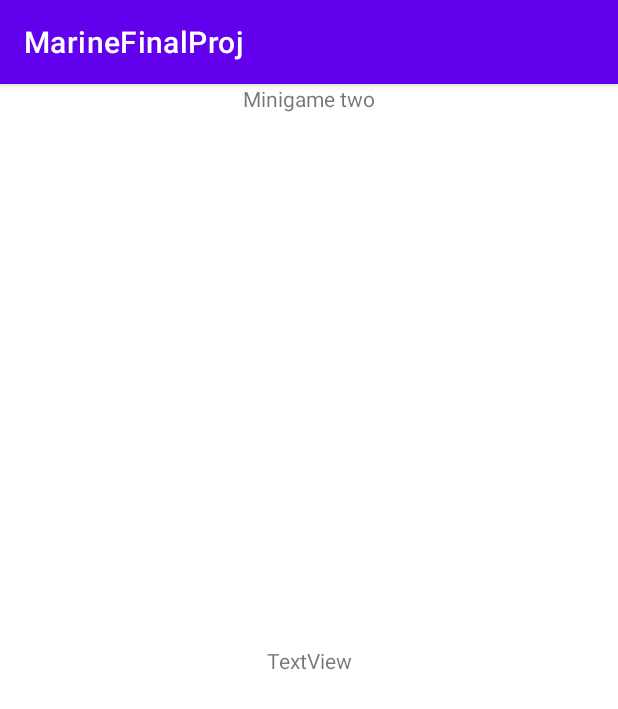
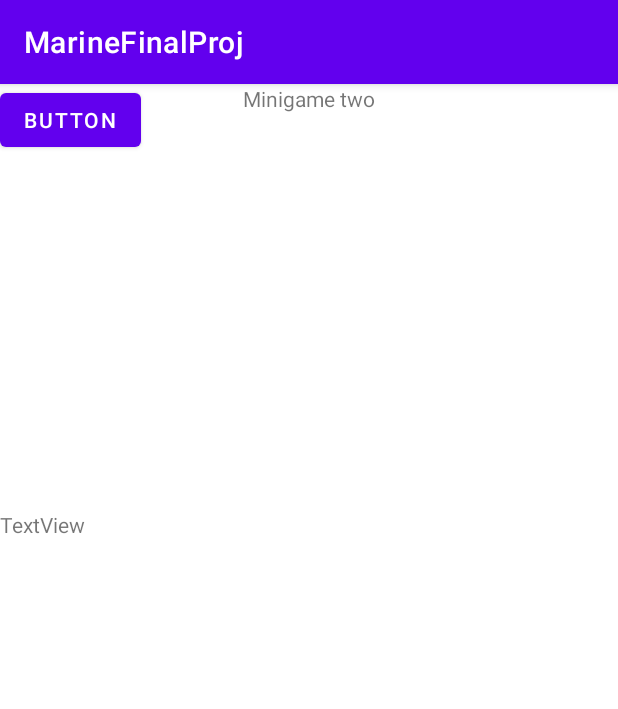
Before and after one commit to SayeTakehara/MarineFinalProj, an Android app: the MinigameTwoFragment screen opened through its navigation route, on a phone screen of 412 x 824 dp. Shown: the top 709 px of the screen. Run offline under Robolectric (Android 15) with nearby library versions, the phone set to English and light mode, and no system bars; our stand-ins replace navigation-ui.

Commit message:
minigame 2 & 3 works functionally, working on how to scroll down background

```diff
--- a/app/src/main/java/com/example/marinefinalproj/MinigameOneFragment.kt
+++ b/app/src/main/java/com/example/marinefinalproj/MinigameOneFragment.kt
@@ -42,6 +42,8 @@ class MinigameOneFragment : Fragment() {
                             .setPositiveButton("Yes") { dialog, which ->
                                 action = MinigameOneFragmentDirections.actionMinigameOneFragmentToTitleFragment()
                             }
+                            .setNegativeButton("No"){ dialog, which ->
+                            }
                             .show()
                         timesPressed = 0
                         rootView.findNavController().navigate(action)
--- a/app/src/main/java/com/example/marinefinalproj/TitleFragment.kt
+++ b/app/src/main/java/com/example/marinefinalproj/TitleFragment.kt
@@ -28,6 +28,10 @@ class TitleFragment : Fragment() {
             }
             rootView.findNavController().navigate(action)
         }
+        binding.factsButton.setOnClickListener{
+            val action = TitleFragmentDirections.actionTitleFragmentToFactPageFragment()
+            rootView.findNavController().navigate(action)
+        }
         setHasOptionsMenu(true)
         return rootView
     }
--- a/app/src/main/res/layout/fragment_fact_page_complex.xml
+++ b/app/src/main/res/layout/fragment_fact_page_complex.xml
@@ -9,7 +9,7 @@
     <TextView
         android:layout_width="wrap_content"
         android:layout_height="wrap_content"
-        android:text="@string/hello_blank_fragment"
+        android:text="fact page complex"
         app:layout_constraintBottom_toBottomOf="parent"
         app:layout_constraintEnd_toEndOf="parent"
         app:layout_constraintStart_toStartOf="parent"
--- a/app/src/main/res/layout/fragment_minigame_two.xml
+++ b/app/src/main/res/layout/fragment_minigame_two.xml
@@ -8,6 +8,7 @@
 
     <!-- TODO: Update blank fragment layout -->
     <TextView
+        android:id="@+id/textView2"
         android:layout_width="wrap_content"
         android:layout_height="wrap_content"
         android:text="Minigame two"
@@ -17,12 +18,31 @@
 
     <TextView
         android:id="@+id/sandBox1"
-        android:layout_width="wrap_content"
-        android:layout_height="wrap_content"
+        android:layout_width="0dp"
+        android:layout_height="200dp"
         android:text="TextView"
         app:layout_constraintBottom_toBottomOf="parent"
         app:layout_constraintEnd_toEndOf="parent"
         app:layout_constraintStart_toStartOf="parent"
         app:layout_constraintTop_toTopOf="parent" />
 
+    <ImageView
+        android:id="@+id/sandAnimation"
+        android:layout_width="100dp"
+        android:layout_height="50dp"
+        android:src="@drawable/ic_baseline_waves_24"
+        android:visibility="invisible"
+        app:layout_constraintBottom_toBottomOf="parent"
+        app:layout_constraintEnd_toEndOf="parent"
+        app:layout_constraintStart_toStartOf="parent"
+        app:layout_constraintTop_toTopOf="parent" />
+
+    <Button
+        android:id="@+id/button"
+        android:layout_width="wrap_content"
+        android:layout_height="wrap_content"
+        android:text="Button"
+        tools:layout_editor_absoluteX="156dp"
+        tools:layout_editor_absoluteY="343dp" />
+
 </androidx.constraintlayout.widget.ConstraintLayout>
```
Also changed, not shown: app/src/main/java/com/example/marinefinalproj/MinigameThreeFragment.kt (+42 -3 lines), app/src/main/java/com/example/marinefinalproj/MinigameTwoFragment.kt (+37 -2 lines), app/src/main/res/layout/fragment_minigame_three.xml (+17 -3 lines).
